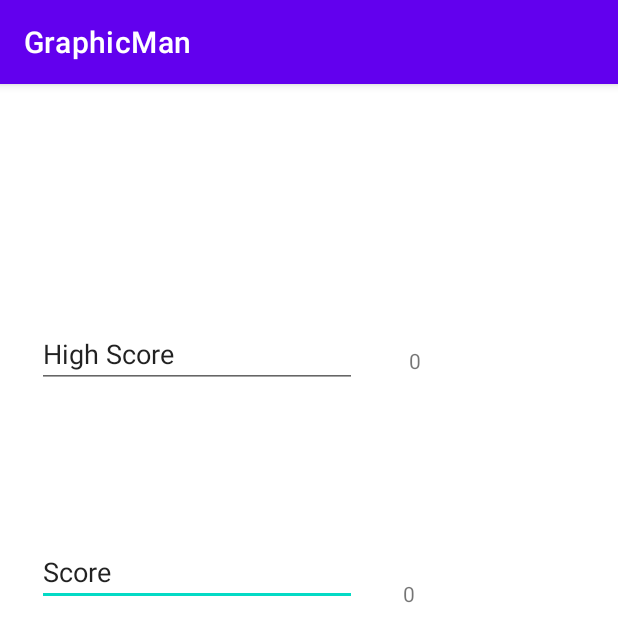
After one commit to Jdrezen/GraphicMan, an Android app: the ScoreActivity screen opened directly, with no data from a screen before it, on a phone screen of 412 x 824 dp. The commit adds this screen. Shown: the top 642 px of the screen. Run offline under Robolectric (Android 15) with nearby library versions, the phone set to English and light mode, and no system bars.

Commit message:
Création d'un écran des scores

```diff
--- a/app/src/main/AndroidManifest.xml
+++ b/app/src/main/AndroidManifest.xml
@@ -9,10 +9,17 @@
         android:icon="@mipmap/ic_launcher"
         android:label="@string/app_name"
         android:roundIcon="@mipmap/ic_launcher_round"
+        android:screenOrientation="sensorPortrait"
         android:supportsRtl="true"
         android:theme="@style/Theme.GraphicMan"
-        android:screenOrientation="sensorPortrait"
         tools:targetApi="31">
+        <activity
+            android:name=".ScoreActivity"
+            android:exported="false">
+            <meta-data
+                android:name="android.app.lib_name"
+                android:value="" />
+        </activity>
         <activity
             android:name=".MainActivity"
             android:exported="true">
@@ -21,6 +28,7 @@
 
                 <category android:name="android.intent.category.LAUNCHER" />
             </intent-filter>
+
             <meta-data
                 android:name="android.app.lib_name"
                 android:value="" />
--- a/app/src/main/java/com/example/graphicman/GameView.java
+++ b/app/src/main/java/com/example/graphicman/GameView.java
@@ -45,7 +45,7 @@ public class GameView extends SurfaceView implements SurfaceHolder.Callback{
         screenHeight = displayMetrics.heightPixels;
         screenWidth = displayMetrics.widthPixels;
 
-        gym = new Gym(sensorManager, displayMetrics.heightPixels, displayMetrics.widthPixels);
+        gym = new Gym((Activity) context, sensorManager, displayMetrics.heightPixels, displayMetrics.widthPixels);
         lifebars = new LifeBars(context,10,10,100,displayMetrics.heightPixels, displayMetrics.widthPixels);
         button = new Button(screenHeight, screenWidth);
 
--- a/app/src/main/java/com/example/graphicman/Gym.java
+++ b/app/src/main/java/com/example/graphicman/Gym.java
@@ -1,5 +1,7 @@
 package com.example.graphicman;
 
+import android.app.Activity;
+import android.content.Intent;
 import android.graphics.Canvas;
 import android.graphics.Color;
 import android.graphics.Paint;
@@ -17,11 +19,13 @@ import java.util.Queue;
 public class Gym implements SensorEventListener {
     private int height, width;
     private float max;
+    private Activity mother;
     private Queue<PullUpPose> animationFrames = new LinkedList<PullUpPose>();
     private CanvasWrapper canvasWrapper;
     private SensorManager sensorManager;
 
-    public Gym(SensorManager sensorManager, int height, int width) {
+    public Gym(Activity mother,SensorManager sensorManager, int height, int width) {
+        this.mother = mother;
         this.sensorManager = sensorManager;
         this.sensorManager.registerListener(this, sensorManager.getDefaultSensor(Sensor.TYPE_ACCELEROMETER), SensorManager.SENSOR_DELAY_NORMAL);
         this.height = height;
@@ -78,6 +82,14 @@ public class Gym implements SensorEventListener {
     }
 
     public void draw(Canvas canvas){
+        //TODO Trouver un moyen de lancer le score activity de manière propre
+        // Dans le cas présent il est appelé en boucle
+        //Pour tester l'affichage du score
+        Intent intent = new Intent(mother, ScoreActivity.class);
+        intent.putExtra("score", 15);
+        mother.startActivity(intent);
+
+
         canvasWrapper.setCanvas(canvas);
         canvas.drawColor(Color.WHITE);
         Paint paint = new Paint();
--- /dev/null
+++ b/app/src/main/java/com/example/graphicman/ScoreActivity.java
@@ -0,0 +1,34 @@
+package com.example.graphicman;
+
+import androidx.appcompat.app.AppCompatActivity;
+
+import android.content.Context;
+import android.content.SharedPreferences;
+import android.os.Bundle;
+import android.widget.TextView;
+
+public class ScoreActivity extends AppCompatActivity {
+
+    private int score;
+    private int highScore;
+    @Override
+    protected void onCreate(Bundle savedInstanceState) {
+        super.onCreate(savedInstanceState);
+        setContentView(R.layout.activity_score);
+
+        score = getIntent().getIntExtra("score",0);
+
+        SharedPreferences sharedPref = this.getPreferences(Context.MODE_PRIVATE);
+        highScore = sharedPref.getInt("highScore", score);
+
+        TextView highScoreView = findViewById(R.id.highScore);
+        highScoreView.setText(highScore+"");
+
+        TextView scoreView = findViewById(R.id.score);
+        scoreView.setText(score + "");
+
+        SharedPreferences.Editor editor = sharedPref.edit();
+        editor.putInt("highScore", score > highScore ? score : highScore);
+        editor.apply();
+    }
+}
--- /dev/null
+++ b/app/src/main/res/layout/activity_score.xml
@@ -0,0 +1,60 @@
+<?xml version="1.0" encoding="utf-8"?>
+<androidx.constraintlayout.widget.ConstraintLayout xmlns:android="http://schemas.android.com/apk/res/android"
+    xmlns:app="http://schemas.android.com/apk/res-auto"
+    xmlns:tools="http://schemas.android.com/tools"
+    android:layout_width="match_parent"
+    android:layout_height="match_parent"
+    tools:context=".ScoreActivity">
+
+    <TextView
+        android:id="@+id/score"
+        android:layout_width="wrap_content"
+        android:layout_height="wrap_content"
+        android:text="TextView"
+        app:layout_constraintBottom_toBottomOf="parent"
+        app:layout_constraintEnd_toEndOf="parent"
+        app:layout_constraintHorizontal_bias="0.665"
+        app:layout_constraintStart_toStartOf="parent"
+        app:layout_constraintTop_toTopOf="parent"
+        app:layout_constraintVertical_bias="0.441" />
+
+    <TextView
+        android:id="@+id/highScore"
+        android:layout_width="wrap_content"
+        android:layout_height="wrap_content"
+        android:text="highScore"
+        app:layout_constraintBottom_toBottomOf="parent"
+        app:layout_constraintEnd_toEndOf="parent"
+        app:layout_constraintHorizontal_bias="0.675"
+        app:layout_constraintStart_toStartOf="parent"
+        app:layout_constraintTop_toTopOf="parent"
+        app:layout_constraintVertical_bias="0.233" />
+
+    <EditText
+        android:id="@+id/editTextTextPersonName"
+        android:layout_width="wrap_content"
+        android:layout_height="wrap_content"
+        android:ems="10"
+        android:inputType="textPersonName"
+        android:text="Score"
+        app:layout_constraintBottom_toBottomOf="parent"
+        app:layout_constraintEnd_toEndOf="parent"
+        app:layout_constraintHorizontal_bias="0.124"
+        app:layout_constraintStart_toStartOf="parent"
+        app:layout_constraintTop_toTopOf="parent"
+        app:layout_constraintVertical_bias="0.419" />
+
+    <EditText
+        android:id="@+id/editTextTextPersonName2"
+        android:layout_width="wrap_content"
+        android:layout_height="wrap_content"
+        android:ems="10"
+        android:inputType="textPersonName"
+        android:text="High Score"
+        app:layout_constraintBottom_toBottomOf="parent"
+        app:layout_constraintEnd_toEndOf="parent"
+        app:layout_constraintHorizontal_bias="0.124"
+        app:layout_constraintStart_toStartOf="parent"
+        app:layout_constraintTop_toTopOf="parent"
+        app:layout_constraintVertical_bias="0.218" />
+</androidx.constraintlayout.widget.ConstraintLayout>
```
